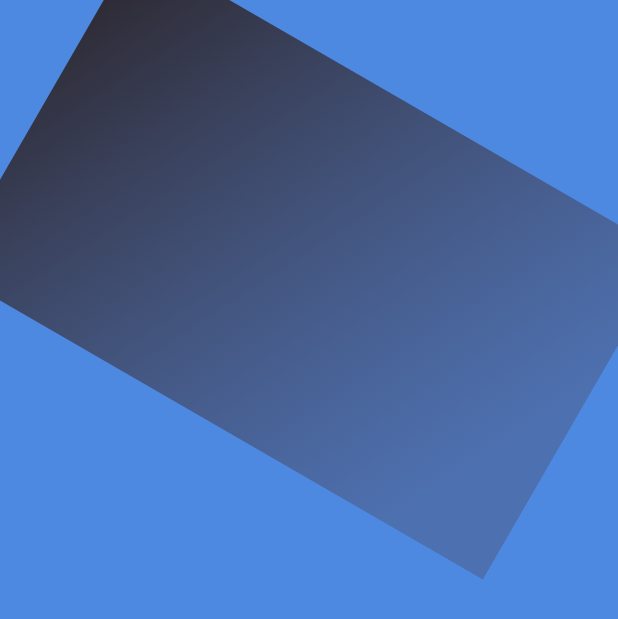
After one commit to XzzIsor/Simca_Movil-Deprecated, a Flutter app: the screen it shows after launch, on a phone screen of 412 x 824 dp. The commit adds this screen. Shown: the top 619 px of the screen. Run offline on Flutter 3.47's test engine with Material 2 defaults, Android fonts, the phone set to English and light mode, and no system bars; our stand-ins replace rxdart.

Commit message:
HomeScreen 0.1 Update
Co-authored-by: Daniel Cerón <DanielCeron-dc@users.noreply.github.com>

```diff
--- a/lib/Widgets/Form/FormContainer.dart
+++ b/lib/Widgets/Form/FormContainer.dart
@@ -14,6 +14,7 @@ class FormContainer extends StatelessWidget {
              height: 100.0,
            ),
           ),
+          SizedBox(height: 100,),
           Container(
             padding: EdgeInsets.symmetric(vertical: 50.0),
             margin: EdgeInsets.symmetric(vertical: 30.0),
--- a/lib/Widgets/UI/BackGrounds/HomeBackGround.dart
+++ b/lib/Widgets/UI/BackGrounds/HomeBackGround.dart
@@ -1,27 +1,18 @@
 import 'package:flutter/material.dart';
+import 'package:images/Widgets/UI/Decoration/CustomRectangle.dart';
+
 
 class HomeBackGround extends StatelessWidget {
-
   @override
   Widget build(BuildContext context) {
-    return Stack(
-      children: [
-        Container(
-            height: double.infinity,
-            width: double.infinity,
-            decoration: BoxDecoration(
-              gradient: LinearGradient(
-                begin: Alignment.topLeft,
-                end: Alignment(
-                    0.8, 0.0), // 10% of the width, so there are ten blinds.
-                colors: [
-                  const Color.fromRGBO(47, 154, 247, 1),
-                  const Color.fromRGBO(47, 190, 247, 1)
-                ], // red to yellow
-                tileMode: TileMode.repeated,
-              ),
-            )),
-      ],
-    );
+    return Stack(children: [
+      Container(
+          height: double.infinity,
+          width: double.infinity,
+          decoration: BoxDecoration(
+            color: Color.fromRGBO(78, 137, 225, 1)   // red to yellow
+          )),
+          CustomRectangle()
+    ]);
   }
 }
--- /dev/null
+++ b/lib/Widgets/UI/Decoration/CustomRectangle.dart
@@ -0,0 +1,30 @@
+import 'package:flutter/material.dart';
+
+class CustomRectangle extends StatelessWidget {
+  const CustomRectangle({Key key}) : super(key: key);
+
+  @override
+  Widget build(BuildContext context) {
+    final size = MediaQuery.of(context).size;
+    return Column(
+      children: [
+        SizedBox(height: 50.0),
+        RotationTransition(
+          turns: AlwaysStoppedAnimation(30 / 360),
+          child: Container(
+            decoration: BoxDecoration(
+                gradient: LinearGradient(
+                    begin: Alignment.topLeft,
+                    end: Alignment(0.8, 0.5),
+                    colors: [
+                  Color.fromRGBO(44, 39, 46, 1),
+                  Color.fromRGBO(76, 77, 106, 0.41)
+                ])),
+            height: 250.0,
+            width: size.width * 12.0,
+          ),
+        ),
+      ],
+    );
+  }
+}
--- a/lib/main.dart
+++ b/lib/main.dart
@@ -13,7 +13,7 @@ class MyApp extends StatelessWidget {
       child: MaterialApp(
         title: 'Images',
         debugShowCheckedModeBanner: false,
-        initialRoute: '/',
+        initialRoute: 'home',
         routes: {
           '/' : (BuildContext context) => LoginScreen(),
           'home': (BuildContext context) => HomeScreen(),
--- a/lib/screens/Home_Screen.dart
+++ b/lib/screens/Home_Screen.dart
@@ -1,6 +1,6 @@
 import 'package:flutter/material.dart';
 import 'package:images/Widgets/UI/BackGrounds/HomeBackGround.dart';
-import 'package:images/Widgets/UI/BottomBar.dart';
+import 'package:images/Widgets/UI/Decoration/CustomRectangle.dart';
 
 class HomeScreen extends StatelessWidget {
   const HomeScreen({Key key}) : super(key: key);
@@ -11,9 +11,10 @@ class HomeScreen extends StatelessWidget {
       body: Stack(
         children: [
           HomeBackGround(),
+
         ],
       ),
-      bottomNavigationBar: CustomBottomBar(),
+
     );
   }
 }
```
Also changed, not shown: pubspec.lock.
